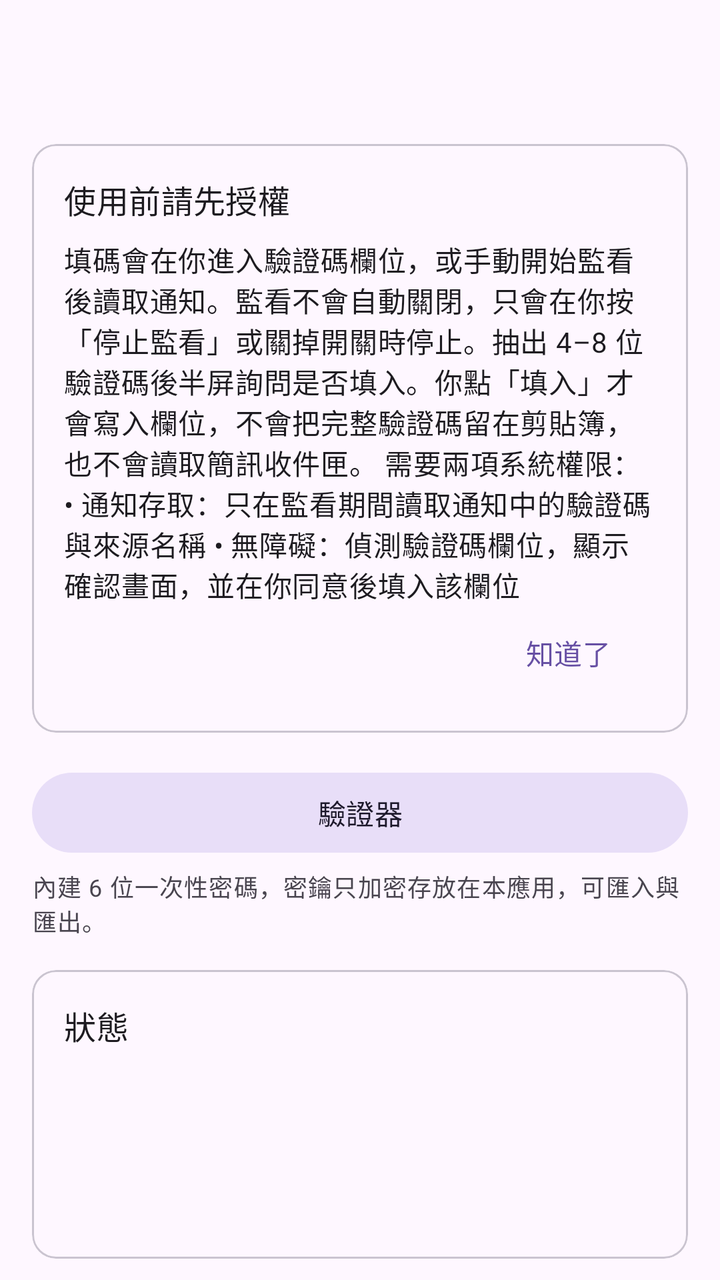
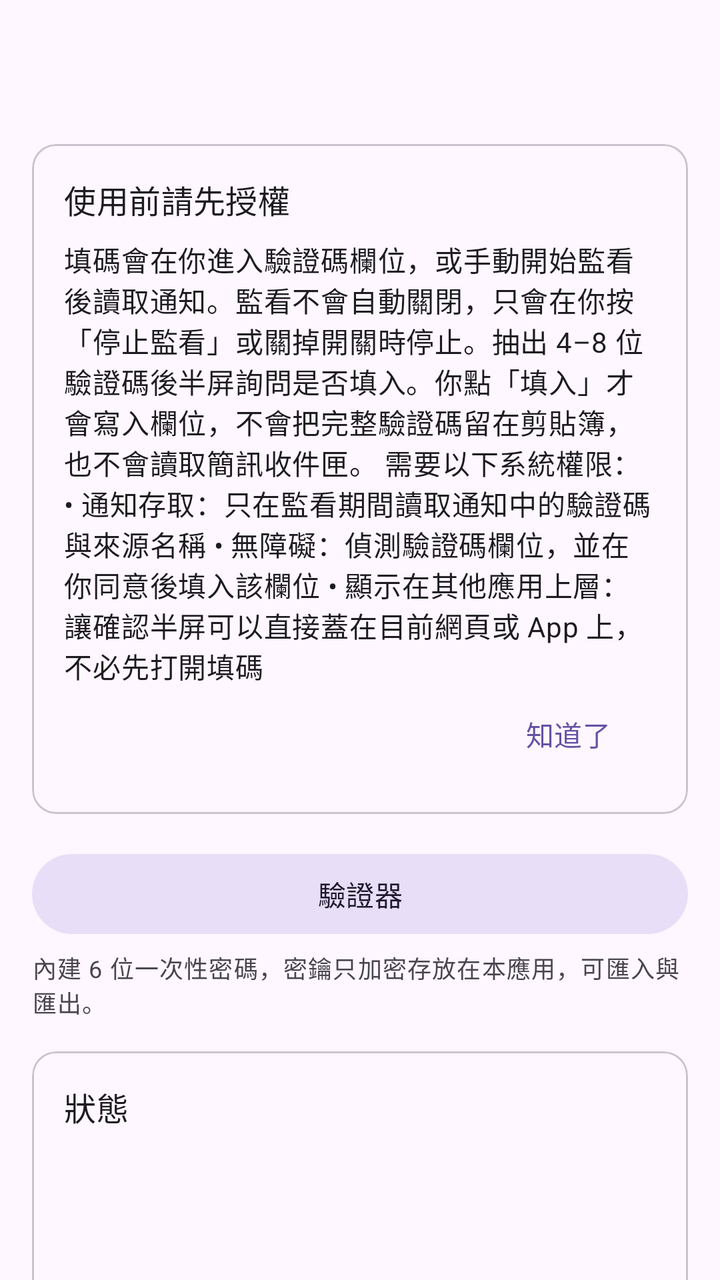

Two renders of the same Android screen: before a commit and after it. Below are the layout's source before the change and the commit's diff.
<!-- AndroidManifest.xml: application theme Theme.AutoFill -->
<!-- res/layout/activity_main.xml -->
<?xml version="1.0" encoding="utf-8"?>
<LinearLayout xmlns:android="http://schemas.android.com/apk/res/android"
    xmlns:app="http://schemas.android.com/apk/res-auto"
    android:id="@+id/root"
    android:layout_width="match_parent"
    android:layout_height="match_parent"
    android:orientation="vertical">

    <com.google.android.material.appbar.MaterialToolbar
        android:id="@+id/toolbar"
        android:layout_width="match_parent"
        android:layout_height="wrap_content"
        android:title="@string/app_name"
        app:titleCentered="false" />

    <androidx.core.widget.NestedScrollView
        android:layout_width="match_parent"
        android:layout_height="match_parent"
        android:clipToPadding="false"
        android:paddingHorizontal="16dp"
        android:paddingBottom="24dp">

        <LinearLayout
            android:layout_width="match_parent"
            android:layout_height="wrap_content"
            android:orientation="vertical">

            <com.google.android.material.card.MaterialCardView
                android:id="@+id/card_first_run"
                android:layout_width="match_parent"
                android:layout_height="wrap_content"
                android:layout_marginTop="8dp"
                app:cardElevation="0dp"
                app:strokeWidth="1dp">

                <LinearLayout
                    android:layout_width="match_parent"
                    android:layout_height="wrap_content"
                    android:orientation="vertical"
                    android:padding="16dp">

                    <TextView
                        android:layout_width="match_parent"
                        android:layout_height="wrap_content"
                        android:text="@string/first_run_title"
                        android:textAppearance="?attr/textAppearanceTitleMedium" />

                    <TextView
                        android:layout_width="match_parent"
                        android:layout_height="wrap_content"
                        android:layout_marginTop="8dp"
                        android:text="@string/first_run_body"
                        android:textAppearance="?attr/textAppearanceBodyMedium" />

                    <com.google.android.material.button.MaterialButton
                        android:id="@+id/btn_first_run_got_it"
                        style="@style/Widget.Material3.Button.TextButton"
                        android:layout_width="wrap_content"
                        android:layout_height="wrap_content"
                        android:layout_gravity="end"
                        android:text="@string/first_run_got_it" />
                </LinearLayout>
            </com.google.android.material.card.MaterialCardView>

            <com.google.android.material.button.MaterialButton
                android:id="@+id/btn_totp"
                style="@style/Widget.Material3.Button.TonalButton"
                android:layout_width="match_parent"
                android:layout_height="wrap_content"
                android:layout_marginTop="16dp"
                android:text="@string/btn_totp" />

            <TextView
                android:layout_width="match_parent"
                android:layout_height="wrap_content"
                android:layout_marginTop="4dp"
                android:text="@string/btn_totp_hint"
                android:textAppearance="?attr/textAppearanceBodySmall" />

            <com.google.android.material.card.MaterialCardView
                android:layout_width="match_parent"
                android:layout_height="wrap_content"
                android:layout_marginTop="16dp"
                app:cardElevation="0dp"
                app:strokeWidth="1dp">

                <LinearLayout
                    android:layout_width="match_parent"
                    android:layout_height="wrap_content"
                    android:orientation="vertical"
                    android:padding="16dp">

                    <TextView
                        android:layout_width="match_parent"
                        android:layout_height="wrap_content"
                        android:text="@string/status_card_title"
                        android:textAppearance="?attr/textAppearanceTitleMedium" />

                    <TextView
                        android:id="@+id/status_listener"
                        android:layout_width="match_parent"
                        android:layout_height="wrap_content"
                        android:layout_marginTop="12dp"
                        android:textAppearance="?attr/textAppearanceBodyLarge" />

                    <TextView
                        android:id="@+id/status_accessibility"
                        android:layout_width="match_parent"
                        android:layout_height="wrap_content"
                        android:layout_marginTop="6dp"
                        android:textAppearance="?attr/textAppearanceBodyLarge" />

                    <TextView
                        android:id="@+id/status_watch"
                        android:layout_width="match_parent"
                        android:layout_height="wrap_content"
                        android:layout_marginTop="6dp"
                        android:textAppearance="?attr/textAppearanceBodyLarge" />

                    <TextView
                        android:id="@+id/status_prompt_hint"
                        android:layout_width="match_parent"
                        android:layout_height="wrap_content"
                        android:layout_marginTop="8dp"
                        android:text="@string/status_prompt_blocked"
                        android:textAppearance="?attr/textAppearanceBodySmall"
                        android:visibility="gone" />
                </LinearLayout>
            </com.google.android.material.card.MaterialCardView>

            <com.google.android.material.materialswitch.MaterialSwitch
                android:id="@+id/switch_master"
                android:layout_width="match_parent"
                android:layout_height="wrap_content"
                android:layout_marginTop="16dp"
                android:minHeight="56dp"
                android:paddingHorizontal="8dp"
                android:text="@string/switch_enable"
                android:textAppearance="?attr/textAppearanceTitleMedium" />

            <com.google.android.material.button.MaterialButton
                android:id="@+id/btn_listener"
                style="@style/Widget.Material3.Button.TonalButton"
                android:layout_width="match_parent"
                android:layout_height="wrap_content"
                android:layout_marginTop="8dp"
                android:text="@string/btn_grant_listener" />

            <TextView
                android:layout_width="match_parent"
                android:layout_height="wrap_content"
                android:layout_marginTop="4dp"
                android:text="@string/rationale_listener"
                android:textAppearance="?attr/textAppearanceBodySmall" />

            <com.google.android.material.button.MaterialButton
                android:id="@+id/btn_accessibility"
                style="@style/Widget.Material3.Button.TonalButton"
                android:layout_width="match_parent"
                android:layout_height="wrap_content"
                android:layout_marginTop="12dp"
                android:text="@string/btn_grant_accessibility" />

            <TextView
                android:layout_width="match_parent"
                android:layout_height="wrap_content"
                android:layout_marginTop="4dp"
                android:text="@string/rationale_accessibility"
                android:textAppearance="?attr/textAppearanceBodySmall" />

            <com.google.android.material.button.MaterialButton
                android:id="@+id/btn_arm"
                android:layout_width="match_parent"
                android:layout_height="wrap_content"
                android:layout_marginTop="16dp"
                android:text="@string/btn_arm_now" />

            <TextView
                android:layout_width="match_parent"
                android:layout_height="wrap_content"
                android:layout_marginTop="16dp"
                android:text="@string/explanation"
                android:textAppearance="?attr/textAppearanceBodyMedium" />

            <TextView
                android:layout_width="match_parent"
                android:layout_height="wrap_content"
                android:layout_marginTop="12dp"
                android:text="@string/privacy_note"
                android:textAppearance="?attr/textAppearanceBodySmall" />
        </LinearLayout>
    </androidx.core.widget.NestedScrollView>
</LinearLayout>
<!-- resources referenced by this layout -->
<resources>
  <string name="app_name">填碼</string>
  <string name="btn_arm_now">開始監看</string>
  <string name="btn_grant_accessibility">開啟無障礙</string>
  <string name="btn_grant_listener">開啟通知存取</string>
  <string name="btn_totp">驗證器</string>
  <string name="btn_totp_hint">內建 6 位一次性密碼，密鑰只加密存放在本應用，可匯入與匯出。</string>
  <string name="explanation">進入網頁或 App 的驗證碼欄位，或在主畫面按「開始監看」，就會開始監看通知。監看不會因為離開頁面、切換 App 或等候而自動關閉，只會在你按「停止監看」或關掉上方開關時停止。驗證碼來了只會半屏詢問，不會偷偷填入。</string>
  <string name="first_run_body">填碼會在你進入驗證碼欄位，或手動開始監看後讀取通知。監看不會自動關閉，只會在你按「停止監看」或關掉開關時停止。抽出 4–8 位驗證碼後半屏詢問是否填入。你點「填入」才會寫入欄位，不會把完整驗證碼留在剪貼簿，也不會讀取簡訊收件匣。
  
  需要兩項系統權限：
  • 通知存取：只在監看期間讀取通知中的驗證碼與來源名稱
  • 無障礙：偵測驗證碼欄位，顯示確認畫面，並在你同意後填入該欄位</string>
  <string name="first_run_got_it">知道了</string>
  <string name="first_run_title">使用前請先授權</string>
  <string name="privacy_note">本應用不連網、不收集分析資料。一鍵關閉上方開關即可停止監看。</string>
  <string name="rationale_accessibility">無障礙僅用於偵測驗證碼欄位、顯示確認畫面，以及在你按下「填入」後把驗證碼寫入該欄位。</string>
  <string name="rationale_listener">通知存取用於在監看期間從通知抽出驗證碼。不會讀取簡訊收件匣，也不會把完整簡訊或郵件本文顯示在確認畫面。</string>
  <string name="status_card_title">狀態</string>
  <string name="status_prompt_blocked">若確認畫面沒有出現在網頁上，部分系統需允許「後台彈出界面」或通知權限。</string>
  <string name="switch_enable">啟用填碼</string>
  <style name="Theme.AutoFill" parent="Theme.Material3.DayNight.NoActionBar">
          <item name="android:statusBarColor">@android:color/transparent</item>
          <item name="android:navigationBarColor">@android:color/transparent</item>
          <item name="android:windowLightStatusBar">true</item>
      </style>
</resources>

<!-- the commit's change to res/layout/activity_main.xml (unified diff, before → after) -->
@@ -111,6 +111,13 @@
                         android:textAppearance="?attr/textAppearanceBodyLarge" />
 
                     <TextView
+                        android:id="@+id/status_overlay"
+                        android:layout_width="match_parent"
+                        android:layout_height="wrap_content"
+                        android:layout_marginTop="6dp"
+                        android:textAppearance="?attr/textAppearanceBodyLarge" />
+
+                    <TextView
                         android:id="@+id/status_watch"
                         android:layout_width="match_parent"
                         android:layout_height="wrap_content"
@@ -169,6 +176,21 @@
                 android:textAppearance="?attr/textAppearanceBodySmall" />
 
             <com.google.android.material.button.MaterialButton
+                android:id="@+id/btn_overlay"
+                style="@style/Widget.Material3.Button.TonalButton"
+                android:layout_width="match_parent"
+                android:layout_height="wrap_content"
+                android:layout_marginTop="12dp"
+                android:text="@string/btn_grant_overlay" />
+
+            <TextView
+                android:layout_width="match_parent"
+                android:layout_height="wrap_content"
+                android:layout_marginTop="4dp"
+                android:text="@string/rationale_overlay"
+                android:textAppearance="?attr/textAppearanceBodySmall" />
+
+            <com.google.android.material.button.MaterialButton
                 android:id="@+id/btn_arm"
                 android:layout_width="match_parent"
                 android:layout_height="wrap_content"
<!-- resource entries referenced after the edit -->
@@ -4,19 +4,22 @@
   <string name="btn_arm_now">開始監看</string>
   <string name="btn_grant_accessibility">開啟無障礙</string>
   <string name="btn_grant_listener">開啟通知存取</string>
+  <string name="btn_grant_overlay">允許顯示在其他應用上層</string>
   <string name="btn_totp">驗證器</string>
   <string name="btn_totp_hint">內建 6 位一次性密碼，密鑰只加密存放在本應用，可匯入與匯出。</string>
   <string name="explanation">進入網頁或 App 的驗證碼欄位，或在主畫面按「開始監看」，就會開始監看通知。監看不會因為離開頁面、切換 App 或等候而自動關閉，只會在你按「停止監看」或關掉上方開關時停止。驗證碼來了只會半屏詢問，不會偷偷填入。</string>
   <string name="first_run_body">填碼會在你進入驗證碼欄位，或手動開始監看後讀取通知。監看不會自動關閉，只會在你按「停止監看」或關掉開關時停止。抽出 4–8 位驗證碼後半屏詢問是否填入。你點「填入」才會寫入欄位，不會把完整驗證碼留在剪貼簿，也不會讀取簡訊收件匣。
   
-  需要兩項系統權限：
+  需要以下系統權限：
   • 通知存取：只在監看期間讀取通知中的驗證碼與來源名稱
-  • 無障礙：偵測驗證碼欄位，顯示確認畫面，並在你同意後填入該欄位</string>
+  • 無障礙：偵測驗證碼欄位，並在你同意後填入該欄位
+  • 顯示在其他應用上層：讓確認半屏可以直接蓋在目前網頁或 App 上，不必先打開填碼</string>
   <string name="first_run_got_it">知道了</string>
   <string name="first_run_title">使用前請先授權</string>
   <string name="privacy_note">本應用不連網、不收集分析資料。一鍵關閉上方開關即可停止監看。</string>
   <string name="rationale_accessibility">無障礙僅用於偵測驗證碼欄位、顯示確認畫面，以及在你按下「填入」後把驗證碼寫入該欄位。</string>
   <string name="rationale_listener">通知存取用於在監看期間從通知抽出驗證碼。不會讀取簡訊收件匣，也不會把完整簡訊或郵件本文顯示在確認畫面。</string>
+  <string name="rationale_overlay">用於把確認半屏直接蓋在目前網頁或 App 上，不必先打開填碼。需在系統設定中手動開啟。</string>
   <string name="status_card_title">狀態</string>
   <string name="status_prompt_blocked">若確認畫面沒有出現在網頁上，部分系統需允許「後台彈出界面」或通知權限。</string>
   <string name="switch_enable">啟用填碼</string>
